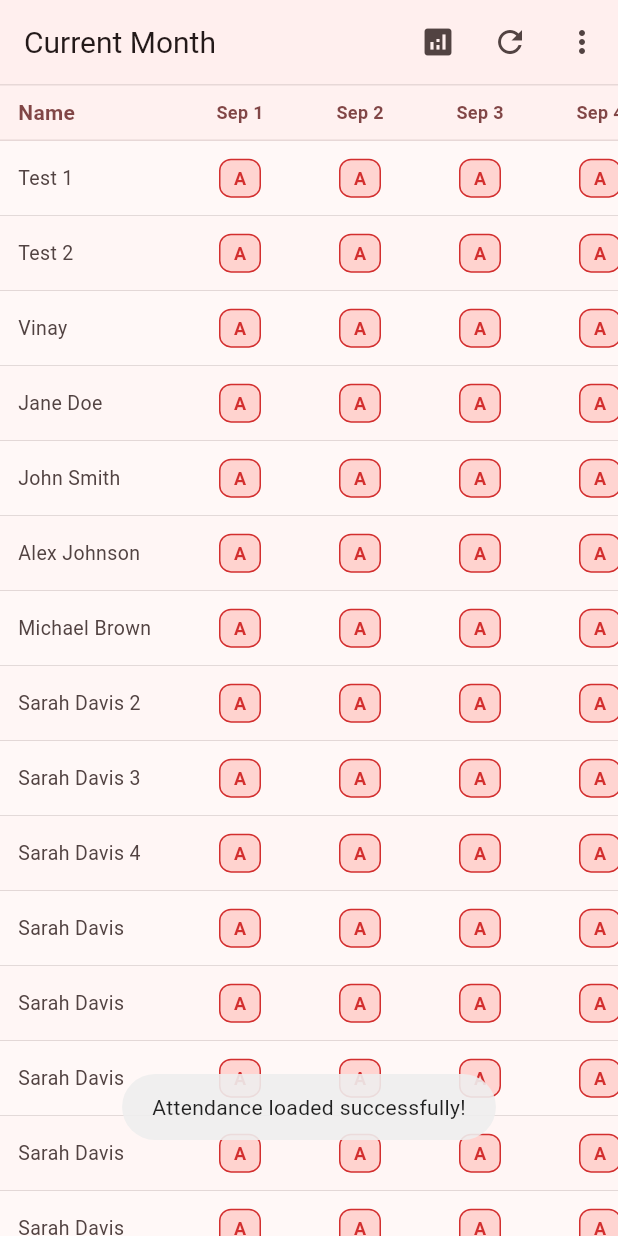
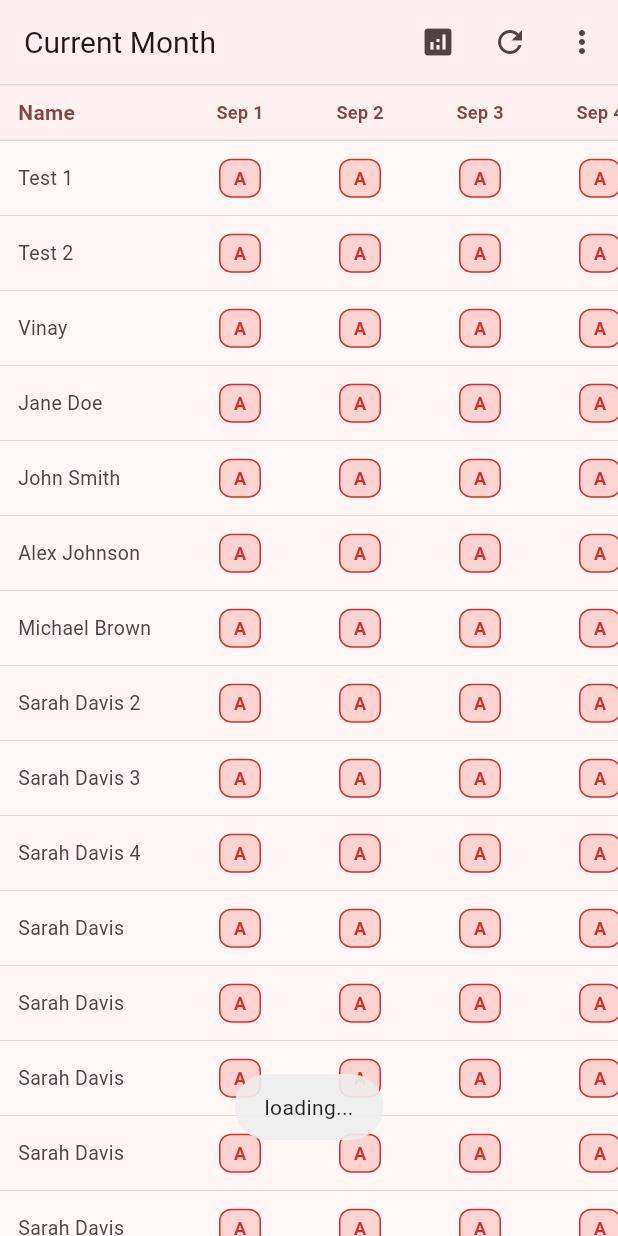
Before and after one commit to suryasarisa99/Missedcall-Attendance, a Flutter app: the screen it shows after launch, after a tap on the "refresh" icon, on a phone screen of 412 x 824 dp. Run offline on Flutter 3.47's test engine with Material 3 defaults, Android fonts, the phone set to English and light mode, and no system bars; our stand-ins replace fl_chart, fluttertoast, permission_handler, shared_preferences; missing offline and left inert: call_log, phone_state.

```diff
--- a/lib/main.dart
+++ b/lib/main.dart
@@ -1,4 +1,5 @@
 import 'package:attendance/screens/home_screen.dart';
+import 'package:attendance/screens/test_screen.dart';
 import 'package:flutter/material.dart';
 import 'package:shared_preferences/shared_preferences.dart';
 
--- a/lib/screens/home_screen.dart
+++ b/lib/screens/home_screen.dart
@@ -1,3 +1,6 @@
+import 'dart:async';
+import 'dart:developer';
+
 import 'package:attendance/screens/statistics_screen.dart';
 import 'package:attendance/services/attendance.dart';
 import 'package:attendance/services/contact_manager.dart';
@@ -7,6 +10,7 @@ import 'package:flutter/material.dart';
 import 'package:fluttertoast/fluttertoast.dart';
 import 'package:intl/intl.dart';
 import 'package:permission_handler/permission_handler.dart';
+import 'package:phone_state/phone_state.dart';
 
 class AttendanceScreen extends StatefulWidget {
   const AttendanceScreen({super.key});
@@ -37,6 +41,9 @@ class _AttendanceScreenState extends State<AttendanceScreen>
   String _selectionType =
       Options.selectionType; // current_month, specific_month, range
 
+  bool prevResultHasCurrentDate = false;
+  StreamSubscription<PhoneState>? _phoneStateSubscription;
+
   @override
   void initState() {
     super.initState();
@@ -64,10 +71,44 @@ class _AttendanceScreenState extends State<AttendanceScreen>
     }
   }
 
+  void listenForCalls(PhoneState state) {
+    if (state.number == null) return;
+    log("Incoming call from: ${state.number} | ${state.status.name}");
+    if (_contactManager.contactsByCleanedNumber.containsKey(state.number)) {
+      debugPrint("Matched: ${state.number} | ${state.status.name}");
+      if (state.status == PhoneStateStatus.CALL_ENDED) {
+        Future.delayed(const Duration(seconds: 1), () {
+          loadData();
+        });
+      }
+    }
+  }
+
+  void handleCallListener() {
+    if (prevResultHasCurrentDate == false &&
+        (_attendanceResult?.hasCurrentDate ?? false)) {
+      _phoneStateSubscription = PhoneState.stream.listen(listenForCalls);
+      log("Call listener started");
+    }
+    if (prevResultHasCurrentDate == true &&
+        !(_attendanceResult?.hasCurrentDate ?? false)) {
+      _phoneStateSubscription?.cancel();
+      _phoneStateSubscription = null;
+      log("Call listener stopped");
+    }
+  }
+
+  // helper methods
+  setSelectionType(String type) {
+    _selectionType = type;
+    Options.selectionType = type;
+  }
+
   Future<void> loadData() async {
-    debugPrint("================================================");
+    if (_attendanceResult != null) {
+      prevResultHasCurrentDate = _attendanceResult!.hasCurrentDate;
+    }
     debugPrint("loading...");
-    debugPrint("================================================");
     switch (_selectionType) {
       case 'current_month':
         await _loadCurrentMonthAttendance();
@@ -79,6 +120,8 @@ class _AttendanceScreenState extends State<AttendanceScreen>
         await _loadRangeAttendance(_selectedStartDate!, _selectedEndDate!);
         break;
     }
+    handleCallListener();
+    Fluttertoast.showToast(msg: "loading...", toastLength: Toast.LENGTH_SHORT);
   }
 
   // Setup bidirectional scroll synchronization
@@ -113,8 +156,7 @@ class _AttendanceScreenState extends State<AttendanceScreen>
   Future<void> _loadCurrentMonthAttendance() async {
     setState(() {
       _isLoading = true;
-      _selectionType = 'current_month';
-      Options.selectionType = _selectionType;
+      setSelectionType('current_month');
     });
 
     final status = await Permission.phone.status;
@@ -137,11 +179,6 @@ class _AttendanceScreenState extends State<AttendanceScreen>
         _attendanceResult = result;
         _attendanceStats = stats;
       });
-
-      Fluttertoast.showToast(
-        msg: "Attendance loaded successfully!",
-        toastLength: Toast.LENGTH_SHORT,
-      );
     } catch (e) {
       debugPrint('Error loading attendance: $e');
       Fluttertoast.showToast(
@@ -158,10 +195,9 @@ class _AttendanceScreenState extends State<AttendanceScreen>
   Future<void> _loadSpecificMonthAttendance(int month, int year) async {
     setState(() {
       _isLoading = true;
-      _selectionType = 'specific_month';
+      setSelectionType('specific_month');
       _selectedMonth = month;
       _selectedYear = year;
-      Options.selectionType = _selectionType;
       Options.selectedMonth = month;
       Options.selectedYear = year;
     });
@@ -177,12 +213,6 @@ class _AttendanceScreenState extends State<AttendanceScreen>
         _attendanceResult = result;
         _attendanceStats = stats;
       });
-
-      Fluttertoast.showToast(
-        msg:
-            "Attendance loaded for ${DateFormat('MMMM yyyy').format(DateTime(year, month))}",
-        toastLength: Toast.LENGTH_SHORT,
-      );
     } catch (e) {
       debugPrint('Error loading specific month attendance: $e');
       Fluttertoast.showToast(
@@ -202,10 +232,9 @@ class _AttendanceScreenState extends State<AttendanceScreen>
   ) async {
     setState(() {
       _isLoading = true;
-      _selectionType = 'range';
+      setSelectionType('range');
       _selectedStartDate = startDate;
       _selectedEndDate = endDate;
-      Options.selectionType = _selectionType;
       Options.selectedStartDate = startDate;
       Options.selectedEndDate = endDate;
     });
@@ -224,11 +253,6 @@ class _AttendanceScreenState extends State<AttendanceScreen>
         _attendanceResult = result;
         _attendanceStats = stats;
       });
-
-      Fluttertoast.showToast(
-        msg: "Attendance loaded for selected range",
-        toastLength: Toast.LENGTH_SHORT,
-      );
     } catch (e) {
       debugPrint('Error loading range attendance: $e');
       Fluttertoast.showToast(
@@ -501,10 +525,6 @@ class _AttendanceScreenState extends State<AttendanceScreen>
                 scrollDirection: Axis.horizontal,
                 child: RefreshIndicator(
                   onRefresh: loadData,
-                  backgroundColor: Colors.red,
-                  color: Colors.blue,
-                  displacement: 100,
-                  elevation: 3,
                   child: SizedBox(
                     width: totalWidth,
                     height: constraints.maxHeight,
--- a/pubspec.yaml
+++ b/pubspec.yaml
@@ -16,6 +16,7 @@ dependencies:
   intl: ^0.20.2
   permission_handler: ^12.0.1
   shared_preferences: ^2.5.3
+  phone_state: ^2.1.1
 
 dev_dependencies:
   flutter_lints: ^5.0.0
```
Also changed, not shown: pubspec.lock, 2 other files.
